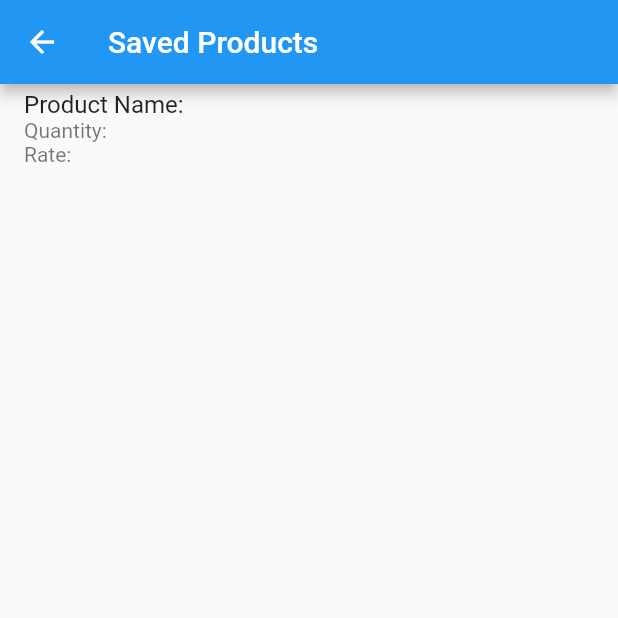
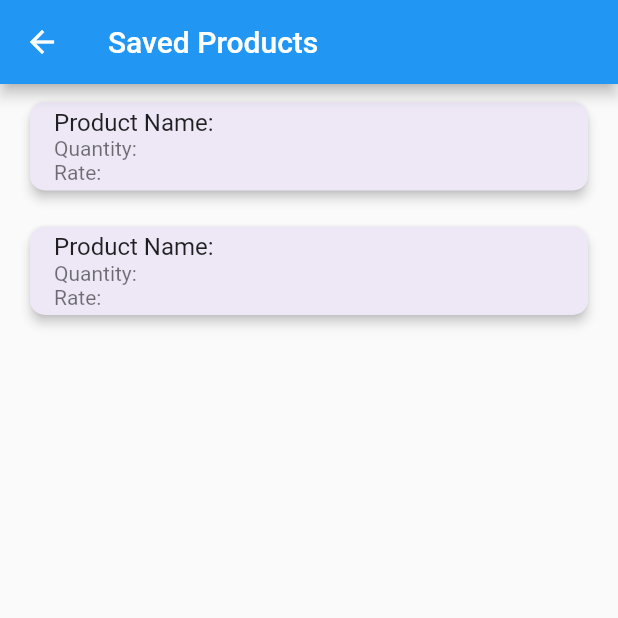
Before and after one commit to kishu3202/AmritmayaMilk, a Flutter app: the MultipleProductScreen screen opened directly, after a tap on "Add More", after a tap on "Show", on a phone screen of 412 x 824 dp, the top half of it. Run offline on Flutter 3.47's test engine with Material 2 defaults, Android fonts, the phone set to English and light mode, and no system bars; our stand-ins replace fluttertoast, shared_preferences; missing offline and left inert: qr_code_scanner; accounts and stored records are empty.

Commit message:
all code

```diff
--- a/lib/provider/productList_Provider.dart
+++ b/lib/provider/productList_Provider.dart
@@ -5,6 +5,7 @@
 import 'package:amritmaya_milk/widget/string.dart';
 import 'package:flutter/cupertino.dart';
 import 'package:http/http.dart' as http;
+import 'package:shared_preferences/shared_preferences.dart';
 
 class ProductListProvider extends ChangeNotifier {
   List<ProductList>? post;
@@ -12,6 +13,9 @@
   bool loading = false;
 
   Future<Map<String, dynamic>> getProductNameList() async {
+    SharedPreferences prefs = await SharedPreferences.getInstance();
+    String productId = prefs.getString('id') ?? '';
+
     Map<String, dynamic> responseMap = {
       'status': false,
       'msg': '',
@@ -24,6 +28,7 @@
             "Content-Type": "application/json",
             "X-API-KEY": "amritmayamilk050512",
           });
+
       print(
           "https://webiipl.in/amritmayamilk/api/DeliveryBoyApiController/productlist");
       final response = json.decode(res.body) as Map<String, dynamic>;
@@ -38,6 +43,7 @@
           Strings.productIdList.add(id["id"]);
           Strings.productNameList.add(id["name"]);
         });
+
         notifyListeners();
         return responseMap;
       } else {
--- a/lib/provider/productQuantity_Provider.dart
+++ b/lib/provider/productQuantity_Provider.dart
@@ -5,6 +5,7 @@
 import 'package:amritmaya_milk/widget/string.dart';
 import 'package:flutter/cupertino.dart';
 import 'package:http/http.dart' as http;
+import 'package:shared_preferences/shared_preferences.dart';
 
 import '../data/productQuantity_data_model.dart';
 
@@ -13,6 +14,8 @@
   bool loading = false;
 
   Future<Map<String, dynamic>> getProductQuantityList(productId, unitId) async {
+    SharedPreferences prefs = await SharedPreferences.getInstance();
+    String quantityId = prefs.getString('main_qnt') ?? '';
     Map<String, dynamic> responseMap = {
       'status': false,
       'msg': '',
@@ -36,6 +39,7 @@
         final response1 = response["productqntList"];
         response1.forEach((id) {
           Strings.productQuantityIdList.add(id["qnt"]);
+          print(Strings.productQuantityIdList);
         });
         notifyListeners();
         return responseMap;
--- a/lib/provider/productRate_Provider.dart
+++ b/lib/provider/productRate_Provider.dart
@@ -5,6 +5,7 @@
 import 'package:amritmaya_milk/widget/string.dart';
 import 'package:flutter/cupertino.dart';
 import 'package:http/http.dart' as http;
+import 'package:shared_preferences/shared_preferences.dart';
 
 import '../data/productRate_data_model.dart';
 
@@ -14,6 +15,8 @@
 
   Future<Map<String, dynamic>> getProductRateList(
       productId, unitId, quantityId) async {
+    SharedPreferences prefs = await SharedPreferences.getInstance();
+    String rate = prefs.getString('rate') ?? '';
     Map<String, dynamic> responseMap = {
       'status': false,
       'msg': '',
--- a/lib/provider/productUnit_Provider.dart
+++ b/lib/provider/productUnit_Provider.dart
@@ -5,6 +5,7 @@
 import 'package:amritmaya_milk/widget/string.dart';
 import 'package:flutter/cupertino.dart';
 import 'package:http/http.dart' as http;
+import 'package:shared_preferences/shared_preferences.dart';
 
 import '../data/productUnit_data_model.dart';
 
@@ -14,6 +15,8 @@
   bool loading = false;
 
   Future<Map<String, dynamic>> getProductUnitList(productId) async {
+    SharedPreferences prefs = await SharedPreferences.getInstance();
+    String unitId = prefs.getString('unit_id') ?? '';
     Map<String, dynamic> responseMap = {
       'status': false,
       'msg': '',
--- a/lib/screens/multipleProduct_screen.dart
+++ b/lib/screens/multipleProduct_screen.dart
@@ -1,4 +1,7 @@
+import 'dart:convert';
+
 import 'package:flutter/material.dart';
+import 'package:shared_preferences/shared_preferences.dart';
 
 class MultipleProductScreen extends StatefulWidget {
   @override
@@ -6,18 +9,47 @@
 }
 
 class _MultipleProductScreenState extends State<MultipleProductScreen> {
-  List<Product> products = [];
+  List<Product> products = [Product(name: "", quantity: "", rate: "")];
+
+  static const String _productListKey = 'product_list';
+
+  @override
+  void initState() {
+    super.initState();
+    // Load the products from shared preferences when the widget initializes
+    _loadProducts();
+  }
+
+  void _loadProducts() async {
+    SharedPreferences prefs = await SharedPreferences.getInstance();
+    String? productListJson = prefs.getString(_productListKey);
+    if (productListJson != null) {
+      List<dynamic> decodedList = json.decode(productListJson);
+      setState(() {
+        products = decodedList.map((item) => Product.fromJson(item)).toList();
+      });
+    }
+  }
+
+  void _saveProducts() async {
+    SharedPreferences prefs = await SharedPreferences.getInstance();
+    String productListJson =
+        json.encode(products.map((product) => product.toJson()).toList());
+    prefs.setString(_productListKey, productListJson);
+  }
 
   void addProduct() {
     Product newProduct = Product(name: "", quantity: "", rate: "");
     setState(() {
       products.add(newProduct);
+      _saveProducts();
     });
   }
 
   void removeProduct(int index) {
     setState(() {
       products.removeAt(index);
+      _saveProducts(); // Save the updated list of products
     });
   }
 
@@ -25,8 +57,11 @@
     Navigator.push(
       context,
       MaterialPageRoute(
-          builder: (context) => ShowProductsPage(products: products)),
-    );
+        builder: (context) => ShowProductsPage(products: products),
+      ),
+    ).then((value) {
+      _loadProducts();
+    });
   }
 
   @override
@@ -112,6 +147,23 @@
   String rate;
 
   Product({required this.name, required this.quantity, required this.rate});
+  // Helper method to convert the product to a map
+  Map<String, dynamic> toJson() {
+    return {
+      'name': name,
+      'quantity': quantity,
+      'rate': rate,
+    };
+  }
+
+  // Helper method to create a product from a map
+  factory Product.fromJson(Map<String, dynamic> json) {
+    return Product(
+      name: json['name'] ?? '',
+      quantity: json['quantity'] ?? '',
+      rate: json['rate'] ?? '',
+    );
+  }
 }
 
 class ProductCard extends StatefulWidget {
@@ -275,7 +327,16 @@
       body: ListView.builder(
         itemCount: products.length,
         itemBuilder: (context, index) {
-          return ListTile(
+          return Padding(
+            padding:
+                const EdgeInsets.symmetric(horizontal: 16.0, vertical: 8.0),
+            child: Card(
+              color: Colors.deepPurple.shade50,
+              shadowColor: Color.alphaBlend(Colors.black87, Colors.black12),
+              elevation: 3,
+              shape: RoundedRectangleBorder(
+                  borderRadius: BorderRadius.circular(10)),
+              child: ListTile(
                 title: Text("Product Name: ${products[index].name}"),
                 subtitle: Column(
                   crossAxisAlignment: CrossAxisAlignment.start,
@@ -284,6 +345,8 @@
                     Text("Rate: ${products[index].rate}"),
                   ],
                 ),
+              ),
+            ),
           );
         },
       ),
```
Also changed, not shown: lib/screens/product_list_screen.dart (+60 -20 lines). Lines whose indentation alone changed are shown as unchanged.
